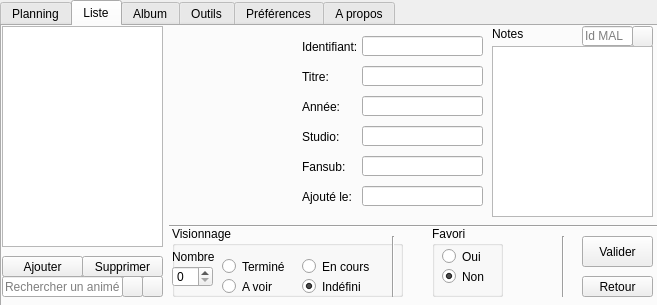
This is data/gui.ui in seigneurfuo/MyAnimeManager as Qt 5 draws it before an edit. The edited form follows.
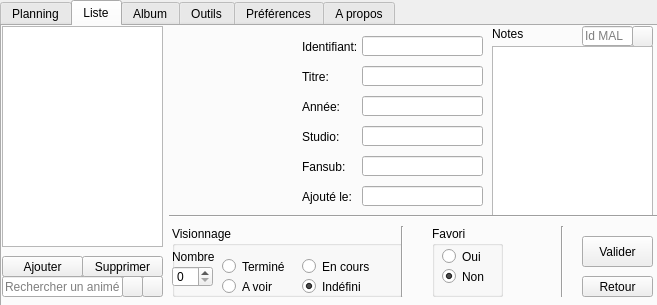
This is the edited form. The open tabs and pages were chosen to show the change. Icons and pictures are not drawn.

Commit message: Modification mineur de l'interface

```diff
--- a/data/gui.ui
+++ b/data/gui.ui
@@ -737,7 +737,7 @@
       <property name="geometry">
        <rect>
         <x>167</x>
-        <y>190</y>
+        <y>180</y>
         <width>491</width>
         <height>20</height>
        </rect>
@@ -750,9 +750,9 @@
       <property name="geometry">
        <rect>
         <x>390</x>
-        <y>210</y>
-        <width>3</width>
-        <height>61</height>
+        <y>200</y>
+        <width>20</width>
+        <height>71</height>
        </rect>
       </property>
       <property name="orientation">
@@ -762,10 +762,10 @@
      <widget class="Line" name="line_4">
       <property name="geometry">
        <rect>
-        <x>560</x>
-        <y>210</y>
-        <width>3</width>
-        <height>61</height>
+        <x>550</x>
+        <y>200</y>
+        <width>20</width>
+        <height>71</height>
        </rect>
       </property>
       <property name="orientation">
```
